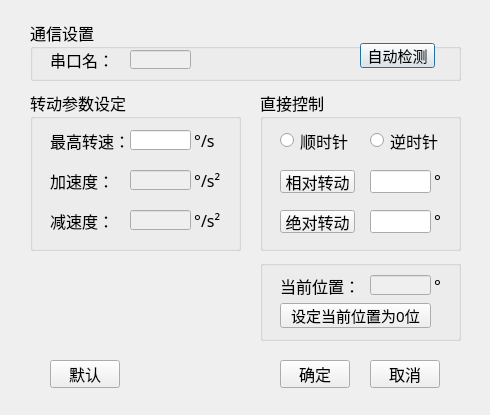
This is portdialog.ui in GitYuanZi/Coherent_wind as Qt 5 draws it before an edit. The edited form follows.
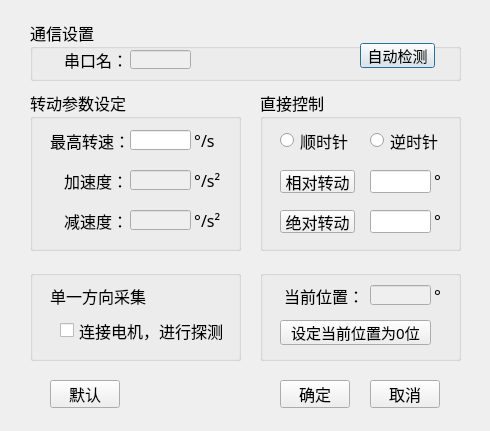
This is the edited form.

Commit message: 增加了触发延迟，单方向采集不连电机功能，更新了预估探测时间的计算方法

Patch:
```diff
--- a/portdialog.ui
+++ b/portdialog.ui
@@ -7,7 +7,7 @@
     <x>0</x>
     <y>0</y>
     <width>490</width>
-    <height>415</height>
+    <height>431</height>
    </rect>
   </property>
   <property name="minimumSize">
@@ -16,12 +16,6 @@
     <height>415</height>
    </size>
   </property>
-  <property name="maximumSize">
-   <size>
-    <width>490</width>
-    <height>415</height>
-   </size>
-  </property>
   <property name="windowTitle">
    <string>串口</string>
   </property>
@@ -46,14 +40,14 @@
    <widget class="QLabel" name="label">
     <property name="geometry">
      <rect>
-      <x>20</x>
+      <x>30</x>
       <y>30</y>
-      <width>61</width>
+      <width>71</width>
       <height>19</height>
      </rect>
     </property>
     <property name="text">
-     <string>串口名：</string>
+     <string> 串口名：</string>
     </property>
    </widget>
    <widget class="QLineEdit" name="lineEdit_serialportName">
@@ -130,27 +124,27 @@
    <widget class="QLabel" name="label_3">
     <property name="geometry">
      <rect>
-      <x>20</x>
+      <x>30</x>
       <y>80</y>
-      <width>61</width>
+      <width>71</width>
       <height>21</height>
      </rect>
     </property>
     <property name="text">
-     <string>加速度：</string>
+     <string> 加速度：</string>
     </property>
    </widget>
    <widget class="QLabel" name="label_6">
     <property name="geometry">
      <rect>
-      <x>20</x>
+      <x>30</x>
       <y>120</y>
-      <width>61</width>
+      <width>71</width>
       <height>21</height>
      </rect>
     </property>
     <property name="text">
-     <string>减速度：</string>
+     <string> 减速度：</string>
     </property>
    </widget>
    <widget class="QLineEdit" name="lineEdit_SP">
@@ -350,7 +344,7 @@
    <property name="geometry">
     <rect>
      <x>50</x>
-     <y>360</y>
+     <y>380</y>
      <width>70</width>
      <height>28</height>
     </rect>
@@ -369,7 +363,7 @@
    <property name="geometry">
     <rect>
      <x>280</x>
-     <y>360</y>
+     <y>380</y>
      <width>70</width>
      <height>28</height>
     </rect>
@@ -388,7 +382,7 @@
    <property name="geometry">
     <rect>
      <x>370</x>
-     <y>360</y>
+     <y>380</y>
      <width>70</width>
      <height>28</height>
     </rect>
@@ -407,9 +401,9 @@
    <property name="geometry">
     <rect>
      <x>260</x>
-     <y>260</y>
+     <y>270</y>
      <width>201</width>
-     <height>81</height>
+     <height>91</height>
     </rect>
    </property>
    <property name="font">
@@ -425,7 +419,7 @@
     <property name="geometry">
      <rect>
       <x>20</x>
-      <y>43</y>
+      <y>50</y>
       <width>151</width>
       <height>25</height>
      </rect>
@@ -456,7 +450,7 @@
      </font>
     </property>
     <property name="text">
-     <string>当前位置：</string>
+     <string> 当前位置：</string>
     </property>
    </widget>
    <widget class="QLabel" name="label_13">
@@ -492,6 +486,57 @@
     </property>
    </widget>
   </widget>
+  <widget class="QGroupBox" name="groupBox_motor">
+   <property name="geometry">
+    <rect>
+     <x>30</x>
+     <y>270</y>
+     <width>211</width>
+     <height>91</height>
+    </rect>
+   </property>
+   <property name="title">
+    <string/>
+   </property>
+   <widget class="QCheckBox" name="checkBox_motor_connected">
+    <property name="geometry">
+     <rect>
+      <x>30</x>
+      <y>50</y>
+      <width>171</width>
+      <height>21</height>
+     </rect>
+    </property>
+    <property name="font">
+     <font>
+      <family>微软雅黑</family>
+      <pointsize>12</pointsize>
+     </font>
+    </property>
+    <property name="text">
+     <string>连接电机，进行探测</string>
+    </property>
+   </widget>
+   <widget class="QLabel" name="label_4">
+    <property name="geometry">
+     <rect>
+      <x>20</x>
+      <y>15</y>
+      <width>101</width>
+      <height>21</height>
+     </rect>
+    </property>
+    <property name="font">
+     <font>
+      <family>微软雅黑</family>
+      <pointsize>12</pointsize>
+     </font>
+    </property>
+    <property name="text">
+     <string>单一方向采集</string>
+    </property>
+   </widget>
+  </widget>
  </widget>
  <resources/>
  <connections/>
```
Left out of the diff: 2 changed lines with no effect on the pictures. The commit also changes 10 other files.
